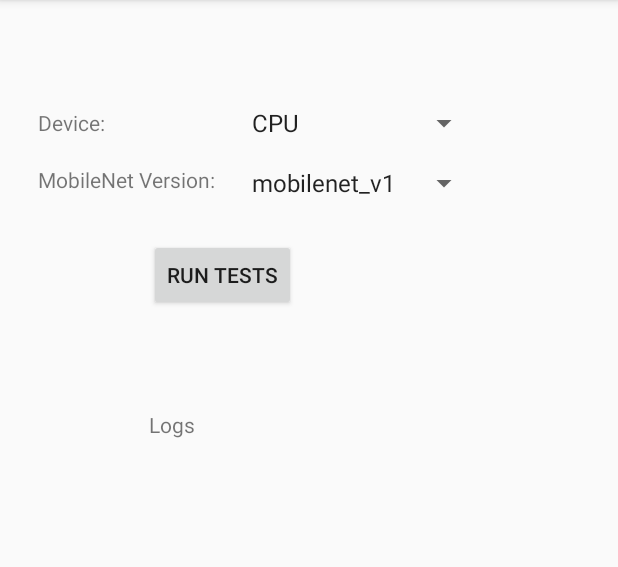
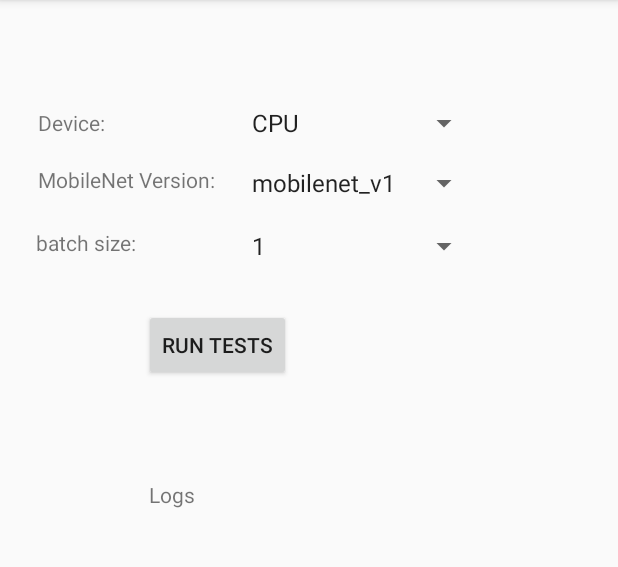
Before and after one commit to Magdalena-N/TFLiteAndroidApp, an Android app: the screen it shows after launch (MainActivity), on a phone screen of 412 x 824 dp, the part 84-651 px from its top. Run offline under Robolectric (Android 15) with nearby library versions, the phone set to English and light mode, and no system bars; libraries missing offline, so code that uses them is left out: com.opencsv, org.tensorflow.lite; 3 statements that could not run were skipped.

Commit message:
Batch size implementation

```diff
--- a/app/src/main/java/com/example/tfliteandroidapp/MainActivity.java
+++ b/app/src/main/java/com/example/tfliteandroidapp/MainActivity.java
@@ -20,6 +20,7 @@ public class MainActivity extends AppCompatActivity implements AdapterView.OnIte
     private TFLiteAndroidTest tfLiteAndroidTest;
     private Spinner deviceSpinner;
     private Spinner versionSpinner;
+    private Spinner batchSizeSpinner;
     private Button startButton;
     private Thread tfLiteThread;
     private final int MAX_LOGS = 10;
@@ -35,6 +36,8 @@ public class MainActivity extends AppCompatActivity implements AdapterView.OnIte
         deviceSpinner.setOnItemSelectedListener(this);
         versionSpinner = findViewById(R.id.versionSpinner);
         versionSpinner.setOnItemSelectedListener(this);
+        batchSizeSpinner = findViewById(R.id.batchSizeSpinner);
+        batchSizeSpinner.setOnItemSelectedListener(this);
         startButton= findViewById(R.id.button);
         logs = new ArrayList<String>();
     }
@@ -47,6 +50,9 @@ public class MainActivity extends AppCompatActivity implements AdapterView.OnIte
         } else if (parent == versionSpinner) {
             String version = parent.getItemAtPosition(pos).toString();
             tfLiteAndroidTest.setVersion(version);
+        } else if (parent == batchSizeSpinner) {
+            String batchSize = parent.getItemAtPosition(pos).toString();
+            tfLiteAndroidTest.setBatchSize(Integer.parseInt(batchSize));
         }
 
     }
--- a/app/src/main/res/layout/activity_main.xml
+++ b/app/src/main/res/layout/activity_main.xml
@@ -5,6 +5,27 @@
     android:layout_width="match_parent"
     android:layout_height="match_parent"
     tools:context=".MainActivity">
+
+    <Spinner
+        android:id="@+id/batchSizeSpinner"
+        android:layout_width="160dp"
+        android:layout_height="24dp"
+        android:layout_marginStart="160dp"
+        android:layout_marginTop="152dp"
+        android:entries="@array/batchSize"
+        android:prompt="@string/batchSize"
+        app:layout_constraintStart_toStartOf="parent"
+        app:layout_constraintTop_toTopOf="parent" />
+
+    <TextView
+        android:id="@+id/textView3"
+        android:layout_width="wrap_content"
+        android:layout_height="wrap_content"
+        android:layout_marginStart="24dp"
+        android:layout_marginTop="152dp"
+        android:text="batch size:"
+        app:layout_constraintStart_toStartOf="parent"
+        app:layout_constraintTop_toTopOf="parent" />
 
     <Spinner
         android:id="@+id/deviceSpinner"
@@ -31,8 +52,8 @@
         android:id="@+id/button"
         android:layout_width="wrap_content"
         android:layout_height="wrap_content"
-        android:layout_marginStart="99dp"
-        android:layout_marginTop="65dp"
+        android:layout_marginStart="96dp"
+        android:layout_marginTop="112dp"
         android:onClick="runTestsOnClick"
         android:text="Run tests"
         app:layout_constraintStart_toStartOf="parent"
--- a/app/src/main/res/values/strings.xml
+++ b/app/src/main/res/values/strings.xml
@@ -50,4 +50,14 @@
         <item>mobilenet_v2</item>
         <item>mobilenet_v3</item>
     </string-array>
+
+    <string name="batchSize" translatable="false">Version:</string>
+    <string-array name="batchSize" translatable="false">
+        <item>1</item>
+        <item>2</item>
+        <item>4</item>
+        <item>8</item>
+        <item>16</item>
+        <item>32</item>
+    </string-array>
 </resources>
```
Also changed, not shown: app/src/main/java/com/example/tfliteandroidapp/test/TFLiteAndroidTest.java (+92 -18 lines).
